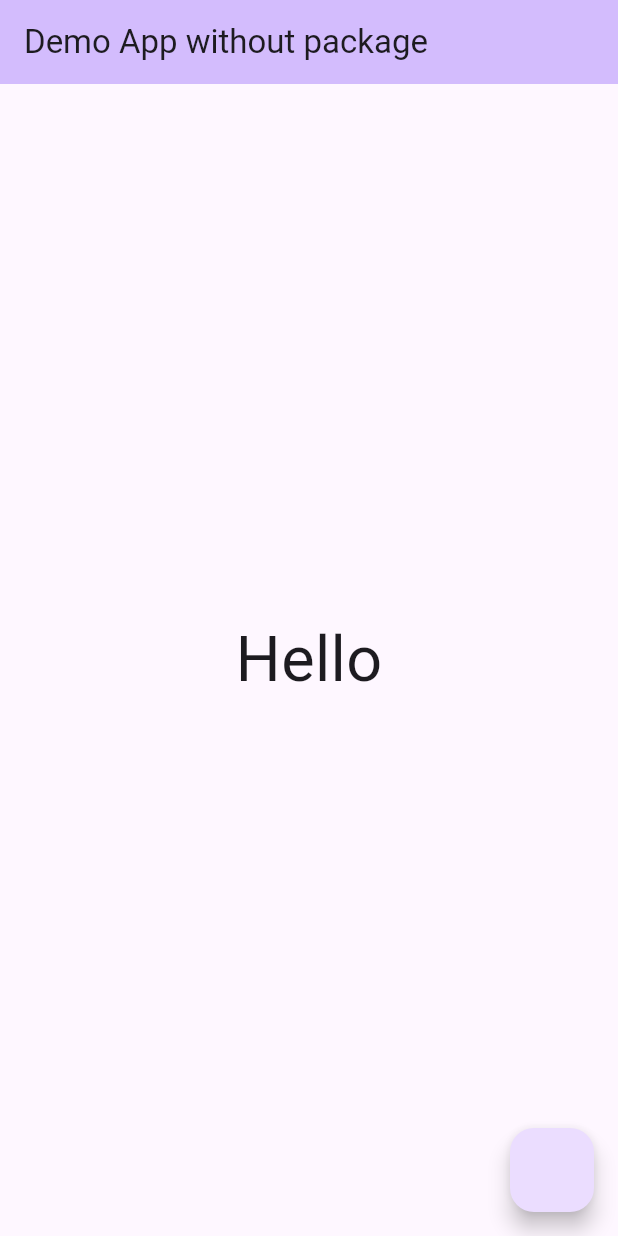
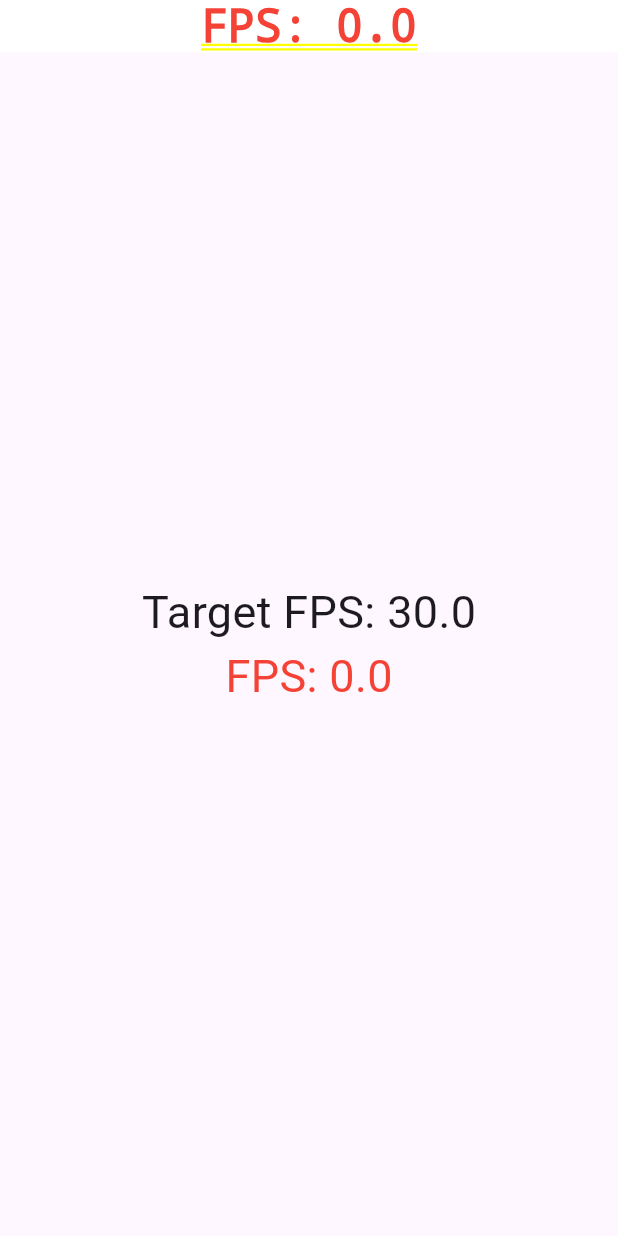
Before and after one commit to tanvirulislam/demo_project, a Flutter app: the screen it shows after launch, on a phone screen of 412 x 824 dp. Run offline on Flutter 3.47's test engine with Material 3 defaults, Android fonts, the phone set to English and light mode, and no system bars; our stand-ins replace logger.

Commit message:
set up default fps

```diff
--- /dev/null
+++ b/lib/fps.controller.dart
@@ -0,0 +1,68 @@
+import 'dart:developer';
+import 'package:flutter/scheduler.dart';
+
+class FPSController {
+  static int _targetFPS = 60;
+  static bool _isInitialized = false;
+  static Duration _targetFrameDuration = Duration.zero;
+  static int _lastFrameTime = 0;
+
+  static int get currentFPS => _targetFPS;
+  static bool get isInitialized => _isInitialized;
+
+  static void setFPS(int targetFPS) {
+    try {
+      _targetFPS = targetFPS;
+      _targetFrameDuration = Duration(microseconds: (1000000 ~/ targetFPS));
+
+      // Remove existing callback if any
+      if (_isInitialized) {
+        SchedulerBinding.instance.removeTimingsCallback(_onFrameTimings);
+      }
+
+      // Add frame timing callback
+      SchedulerBinding.instance.addTimingsCallback(_onFrameTimings);
+      _lastFrameTime = DateTime.now().microsecondsSinceEpoch;
+      _isInitialized = true;
+    } catch (e) {
+      log('Failed to set FPS: $e');
+      _isInitialized = false;
+    }
+  }
+
+  static void _onFrameTimings(List<FrameTiming> timings) {
+    if (!_isInitialized) return;
+
+    final now = DateTime.now().microsecondsSinceEpoch;
+    final elapsed = now - _lastFrameTime;
+    final targetMicros = _targetFrameDuration.inMicroseconds;
+
+    if (elapsed >= targetMicros) {
+      // Time to render next frame
+      SchedulerBinding.instance.scheduleFrame();
+      _lastFrameTime = now;
+    } else {
+      // Wait for the remaining time before scheduling next frame
+      Future.delayed(
+        Duration(microseconds: targetMicros - elapsed),
+        () {
+          if (_isInitialized) {
+            SchedulerBinding.instance.scheduleFrame();
+            _lastFrameTime = DateTime.now().microsecondsSinceEpoch;
+          }
+        },
+      );
+    }
+  }
+
+  static void initialize({int defaultFPS = 30}) {
+    setFPS(defaultFPS);
+  }
+
+  static void dispose() {
+    if (_isInitialized) {
+      SchedulerBinding.instance.removeTimingsCallback(_onFrameTimings);
+      _isInitialized = false;
+    }
+  }
+}
--- /dev/null
+++ b/lib/fps.monitor.dart
@@ -0,0 +1,95 @@
+import 'package:demo_project/fps.controller.dart';
+import 'package:flutter/material.dart';
+import 'package:flutter/scheduler.dart';
+
+class FPSMonitor extends StatefulWidget {
+  const FPSMonitor({super.key});
+
+  @override
+  State<FPSMonitor> createState() => _FPSMonitorState();
+}
+
+class _FPSMonitorState extends State<FPSMonitor> {
+  double _fps = 0.0;
+  int _frameCount = 0;
+  Duration _lastTime = Duration.zero;
+
+  @override
+  void initState() {
+    super.initState();
+    SchedulerBinding.instance.addTimingsCallback(_onReportTimings);
+  }
+
+  void _onReportTimings(List<FrameTiming> timings) {
+    if (!mounted) return;
+
+    final now = Duration(milliseconds: DateTime.now().millisecondsSinceEpoch);
+    _frameCount += timings.length;
+
+    if (_lastTime == Duration.zero) {
+      _lastTime = now;
+      return;
+    }
+
+    final duration = now - _lastTime;
+    if (duration.inMilliseconds > 1000) {
+      // Update every second
+      setState(() {
+        _fps = (_frameCount * 1000) / duration.inMilliseconds;
+        _frameCount = 0;
+        _lastTime = now;
+      });
+    }
+  }
+
+  @override
+  void dispose() {
+    SchedulerBinding.instance.removeTimingsCallback(_onReportTimings);
+    super.dispose();
+  }
+
+  @override
+  Widget build(BuildContext context) {
+    return Column(
+      children: [
+        Text(
+          'FPS: ${_fps.toStringAsFixed(1)}',
+          style: TextStyle(
+            color: _fps < 30
+                ? Colors.red
+                : _fps < 60
+                    ? Colors.green
+                    : Colors.orange,
+            fontSize: 30,
+          ),
+        ),
+        Expanded(
+          child: Scaffold(
+            body: Center(
+              child: Column(
+                mainAxisAlignment: MainAxisAlignment.center,
+                children: [
+                  Text(
+                    'Target FPS: ${FPSController.currentFPS.toStringAsFixed(1)}',
+                    style: const TextStyle(fontSize: 30),
+                  ),
+                  Text(
+                    'FPS: ${_fps.toStringAsFixed(1)}',
+                    style: TextStyle(
+                      color: _fps < 30
+                          ? Colors.red
+                          : _fps < 60
+                              ? Colors.green
+                              : Colors.amber,
+                      fontSize: 30,
+                    ),
+                  ),
+                ],
+              ),
+            ),
+          ),
+        ),
+      ],
+    );
+  }
+}
--- a/lib/main.dart
+++ b/lib/main.dart
@@ -1,23 +1,18 @@
+import 'package:demo_project/fps.monitor.dart';
 import 'package:flutter/material.dart';
 import 'package:logger/logger.dart';
 import 'package:path_provider/path_provider.dart';
 import 'dart:io';
 import 'package:path/path.dart' as path;
 
+import 'fps.controller.dart';
+
 late Logger logger;
 
-Future<File> getLogFile() async {
-  final appDocDir = await getApplicationDocumentsDirectory();
-
-  final logsDir = Directory(appDocDir.path);
-  if (!logsDir.existsSync()) logsDir.createSync();
-  return File(path.join(logsDir.path, 'app_log.txt'));
-}
-
 void main() async {
+  WidgetsFlutterBinding.ensureInitialized();
+  FPSController.initialize();
   try {
-    WidgetsFlutterBinding.ensureInitialized();
-
     final logFile = await getLogFile();
 
     try {
@@ -72,6 +67,14 @@ void main() async {
   }
 }
 
+Future<File> getLogFile() async {
+  final appDocDir = await getApplicationDocumentsDirectory();
+
+  final logsDir = Directory(appDocDir.path);
+  if (!logsDir.existsSync()) logsDir.createSync();
+  return File(path.join(logsDir.path, 'app_log.txt'));
+}
+
 class MyApp extends StatelessWidget {
   const MyApp({super.key});
 
@@ -86,7 +89,8 @@ class MyApp extends StatelessWidget {
         colorScheme: ColorScheme.fromSeed(seedColor: Colors.deepPurple),
         useMaterial3: true,
       ),
-      home: const MyHomePage(title: 'Demo App without package'),
+      // home: const MyHomePage(title: 'Demo App without package'),
+      home: const FPSMonitor(),
     );
   }
 }
@@ -114,11 +118,11 @@ class _MyHomePageState extends State<MyHomePage> {
         backgroundColor: Theme.of(context).colorScheme.inversePrimary,
         title: Text(widget.title),
       ),
-      body: const Center(
+      body: Center(
         child: Column(
           mainAxisAlignment: MainAxisAlignment.center,
           children: <Widget>[
-            Text('Hello', textScaleFactor: 3),
+            const Text('Hello', textScaleFactor: 3),
           ],
         ),
       ),
```
Also changed, not shown: pubspec.yaml (+3 -63 lines), 1 other file.
